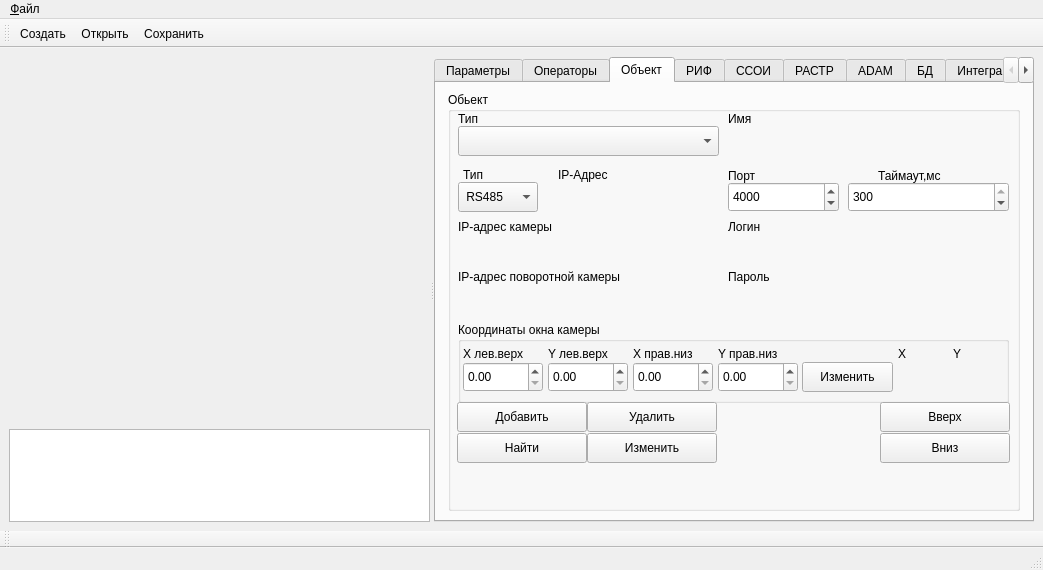
xXRadioHeadXx/start7, file m_cfg/MainWindowCFG.ui: the form before one commit.
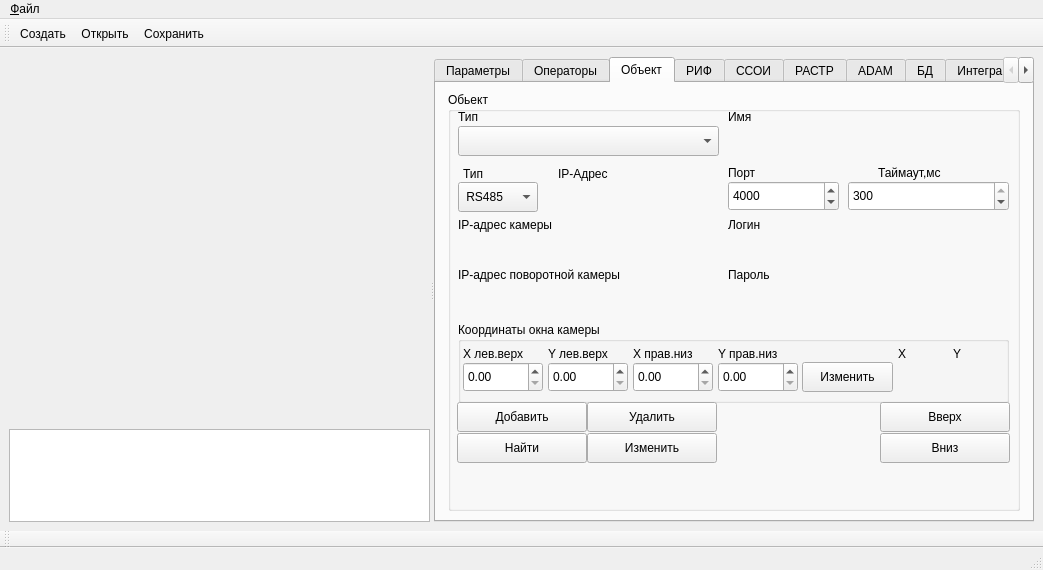
The form after the commit. The open tabs and pages were chosen to show the change. Icons and pictures are not drawn. Custom widgets are drawn as their Qt base class.

The edit to the form file:
```diff
--- a/m_cfg/MainWindowCFG.ui
+++ b/m_cfg/MainWindowCFG.ui
@@ -588,9 +588,9 @@
             <property name="geometry">
              <rect>
               <x>10</x>
-              <y>20</y>
+              <y>17</y>
               <width>47</width>
-              <height>13</height>
+              <height>16</height>
              </rect>
             </property>
             <property name="text">
@@ -611,9 +611,9 @@
             <property name="geometry">
              <rect>
               <x>280</x>
-              <y>20</y>
+              <y>17</y>
               <width>47</width>
-              <height>13</height>
+              <height>16</height>
              </rect>
             </property>
             <property name="text">
@@ -851,7 +851,7 @@
                </rect>
               </property>
               <property name="inputMask" stdset="0">
-               <string>000.000.000.000</string>
+               <string/>
               </property>
               <property name="clearButtonEnabled" stdset="0">
                <bool>true</bool>
@@ -861,9 +861,9 @@
               <property name="geometry">
                <rect>
                 <x>10</x>
-                <y>0</y>
+                <y>5</y>
                 <width>111</width>
-                <height>30</height>
+                <height>16</height>
                </rect>
               </property>
               <property name="text">
@@ -874,9 +874,9 @@
               <property name="geometry">
                <rect>
                 <x>280</x>
-                <y>0</y>
+                <y>5</y>
                 <width>47</width>
-                <height>30</height>
+                <height>16</height>
                </rect>
               </property>
               <property name="text">
@@ -897,9 +897,9 @@
               <property name="geometry">
                <rect>
                 <x>280</x>
-                <y>50</y>
+                <y>55</y>
                 <width>50</width>
-                <height>30</height>
+                <height>16</height>
                </rect>
               </property>
               <property name="text">
@@ -920,9 +920,9 @@
               <property name="geometry">
                <rect>
                 <x>10</x>
-                <y>50</y>
+                <y>55</y>
                 <width>231</width>
-                <height>30</height>
+                <height>16</height>
                </rect>
               </property>
               <property name="text">
@@ -939,7 +939,7 @@
                </rect>
               </property>
               <property name="inputMask" stdset="0">
-               <string>000.000.000.000</string>
+               <string/>
               </property>
               <property name="clearButtonEnabled" stdset="0">
                <bool>true</bool>
@@ -1843,7 +1843,7 @@
              <property name="geometry">
               <rect>
                <x>270</x>
-               <y>6</y>
+               <y>5</y>
                <width>281</width>
                <height>61</height>
               </rect>
@@ -1856,7 +1856,7 @@
                <property name="geometry">
                 <rect>
                  <x>0</x>
-                 <y>5</y>
+                 <y>3</y>
                  <width>47</width>
                  <height>16</height>
                 </rect>
@@ -1869,7 +1869,7 @@
                <property name="geometry">
                 <rect>
                  <x>150</x>
-                 <y>5</y>
+                 <y>3</y>
                  <width>81</width>
                  <height>16</height>
                 </rect>
@@ -2016,7 +2016,7 @@
              <property name="geometry">
               <rect>
                <x>5</x>
-               <y>10</y>
+               <y>9</y>
                <width>31</width>
                <height>16</height>
               </rect>
@@ -2029,7 +2029,7 @@
              <property name="geometry">
               <rect>
                <x>100</x>
-               <y>10</y>
+               <y>9</y>
                <width>91</width>
                <height>16</height>
               </rect>
```
Left out of the diff: 160 changed lines with no effect on the pictures.
